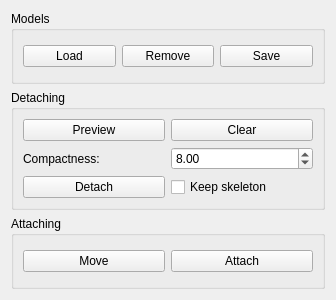
The window that widgets/skinmixer_manager.ui (stefanonuvoli/skinmixer) describes before a commit, drawn with Qt 5.
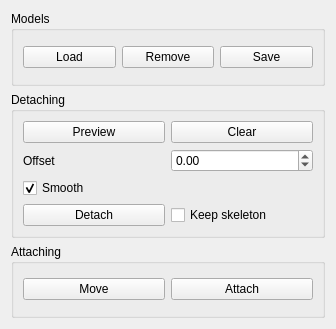
The same window after the commit.

Diff of the .ui file:
```diff
--- a/widgets/skinmixer_manager.ui
+++ b/widgets/skinmixer_manager.ui
@@ -7,7 +7,7 @@
     <x>0</x>
     <y>0</y>
     <width>336</width>
-    <height>300</height>
+    <height>329</height>
    </rect>
   </property>
   <property name="windowTitle">
@@ -50,26 +50,26 @@
       <string>Detaching</string>
      </property>
      <layout class="QGridLayout" name="gridLayout_2">
+      <item row="2" column="0">
+       <widget class="QPushButton" name="detachingPreviewButton">
+        <property name="text">
+         <string>Preview</string>
+        </property>
+       </widget>
+      </item>
       <item row="4" column="1">
-       <widget class="QDoubleSpinBox" name="detachingCompactnessSpinBox">
+       <widget class="QDoubleSpinBox" name="detachingOffsetSpinBox">
         <property name="minimum">
-         <double>0.010000000000000</double>
+         <double>-0.490000000000000</double>
         </property>
         <property name="maximum">
-         <double>200.000000000000000</double>
+         <double>0.490000000000000</double>
         </property>
         <property name="singleStep">
-         <double>1.000000000000000</double>
+         <double>0.010000000000000</double>
         </property>
         <property name="value">
-         <double>8.000000000000000</double>
-        </property>
-       </widget>
-      </item>
-      <item row="2" column="0">
-       <widget class="QPushButton" name="detachingPreviewButton">
-        <property name="text">
-         <string>Preview</string>
+         <double>0.000000000000000</double>
         </property>
        </widget>
       </item>
@@ -80,27 +80,37 @@
         </property>
        </widget>
       </item>
-      <item row="4" column="0">
-       <widget class="QLabel" name="detachingCompactnessLabel">
-        <property name="text">
-         <string>Compactness:</string>
-        </property>
-       </widget>
-      </item>
-      <item row="5" column="0">
+      <item row="6" column="0">
        <widget class="QPushButton" name="detachingDetachButton">
         <property name="text">
          <string>Detach</string>
         </property>
        </widget>
       </item>
-      <item row="5" column="1">
+      <item row="4" column="0">
+       <widget class="QLabel" name="detachingOffsetLabel">
+        <property name="text">
+         <string>Offset</string>
+        </property>
+       </widget>
+      </item>
+      <item row="6" column="1">
        <widget class="QCheckBox" name="detachingKeepSkeletonCheckBox">
         <property name="text">
          <string>Keep skeleton</string>
         </property>
        </widget>
       </item>
+      <item row="5" column="0">
+       <widget class="QCheckBox" name="detachingSmoothCheckBox">
+        <property name="text">
+         <string>Smooth</string>
+        </property>
+        <property name="checked">
+         <bool>true</bool>
+        </property>
+       </widget>
+      </item>
      </layout>
     </widget>
    </item>
@@ -118,7 +128,7 @@
        </widget>
       </item>
       <item row="0" column="1">
-       <widget class="QPushButton" name="attachingMoveButton_2">
+       <widget class="QPushButton" name="attachingAttachButton">
         <property name="text">
          <string>Attach</string>
         </property>
```
